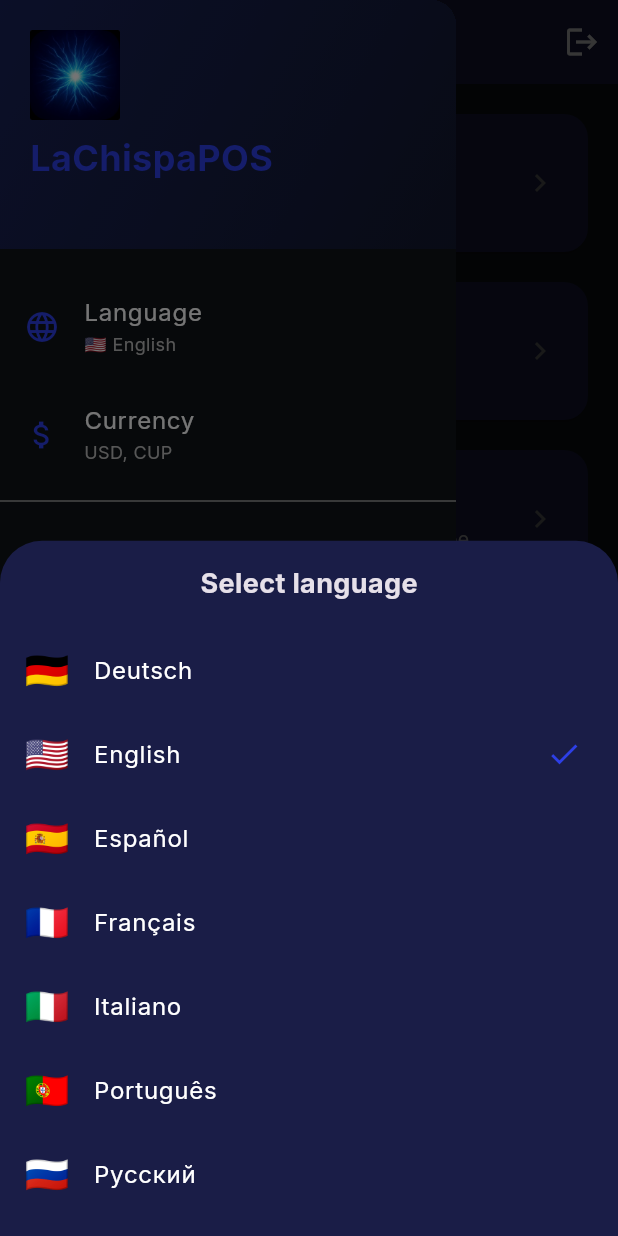
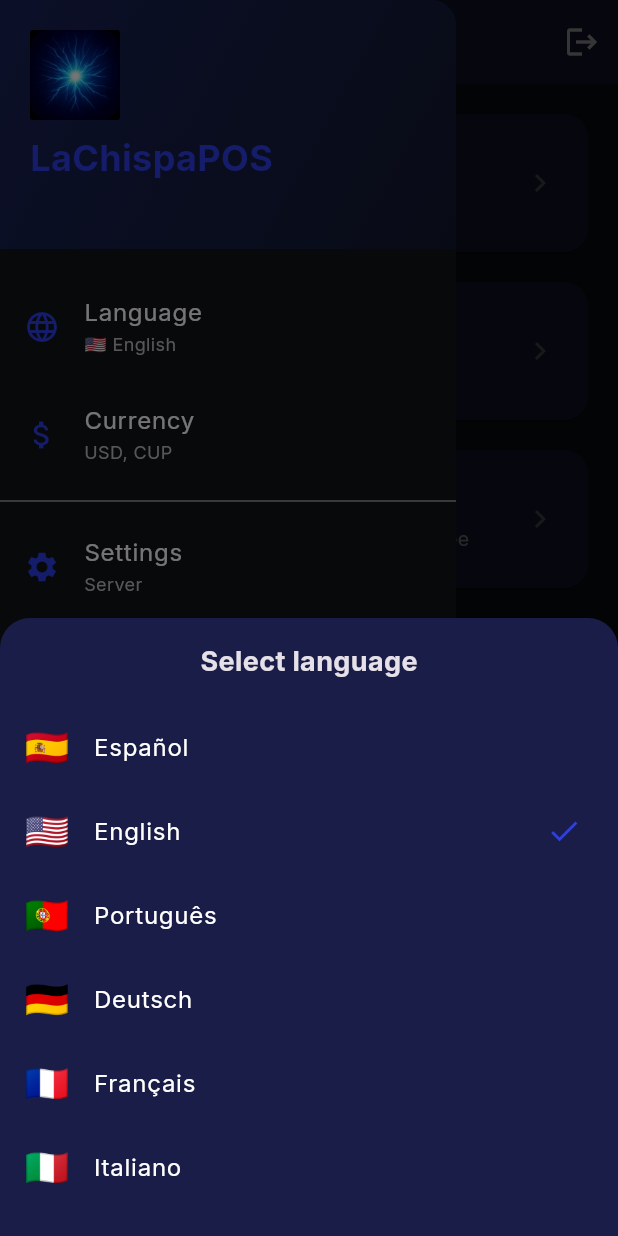
Before and after one commit to Delgado74/lachispa-pos, a Flutter app: the HomeDependienteScreen screen opened by its route, in the side drawer, after a tap on "Language", on a phone screen of 412 x 824 dp. Run offline on Flutter 3.47's test engine with Material 3 defaults, Android fonts, the phone set to English and light mode, and no system bars; our stand-ins replace dio, file_picker, google_fonts, qr_flutter, share_plus, shared_preferences and 1 more; missing offline and left inert: mobile_scanner; accounts and stored records are empty.

Commit message:
fix: language selector overflow and Japanese display
- Add ListView.builder with maxHeight to sidebar language selector
- Remove alphabetical sort to show Japanese in correct position
- Add Japanese flag and locale properly

```diff
--- a/lib/providers/language_provider.dart
+++ b/lib/providers/language_provider.dart
@@ -168,7 +168,6 @@
       }
     }).toList();
 
-    languages.sort((a, b) => a['name']!.compareTo(b['name']!));
     return languages;
   }
 
--- a/lib/widgets/app_drawer.dart
+++ b/lib/widgets/app_drawer.dart
@@ -114,30 +114,47 @@
 
   void _showLanguageSelector(BuildContext context) {
     final languageProvider = context.read<LanguageProvider>();
+    final l10n = AppLocalizations.of(context)!;
     final languages = languageProvider.getAvailableLanguages();
 
     showModalBottomSheet(
       context: context,
       backgroundColor: AppTheme.cardColor,
-      builder: (ctx) => Column(
+      shape: const RoundedRectangleBorder(
+        borderRadius: BorderRadius.vertical(top: Radius.circular(20)),
+      ),
+      builder: (ctx) => Container(
+        constraints: BoxConstraints(
+          maxHeight: MediaQuery.of(context).size.height * 0.5,
+        ),
+        child: Column(
           mainAxisSize: MainAxisSize.min,
           children: [
             Padding(
               padding: const EdgeInsets.all(16),
               child: Text(
-              AppLocalizations.of(context)!.select_language,
-              style: const TextStyle(fontSize: 18, fontWeight: FontWeight.bold),
+                l10n.select_language,
+                style: const TextStyle(
+                  fontSize: 18,
+                  fontWeight: FontWeight.bold,
                 ),
               ),
-          ...languages.map(
-            (lang) => ListTile(
+            ),
+            Flexible(
+              child: ListView.builder(
+                shrinkWrap: true,
+                itemCount: languages.length,
+                itemBuilder: (context, index) {
+                  final lang = languages[index];
+                  return ListTile(
                     leading: Text(
                       lang['flag']!,
                       style: const TextStyle(fontSize: 24),
                     ),
                     title: Text(lang['name']!),
                     trailing:
-                  languageProvider.currentLocale.languageCode == lang['code']
+                        languageProvider.currentLocale.languageCode ==
+                            lang['code']
                         ? const Icon(Icons.check, color: AppTheme.primaryColor)
                         : null,
                     onTap: () {
@@ -145,10 +162,13 @@
                       Navigator.pop(ctx);
                       onLanguageChanged?.call();
                     },
+                  );
+                },
               ),
             ),
             const SizedBox(height: 16),
           ],
+        ),
       ),
     );
   }
```
Lines whose indentation alone changed are shown as unchanged.
